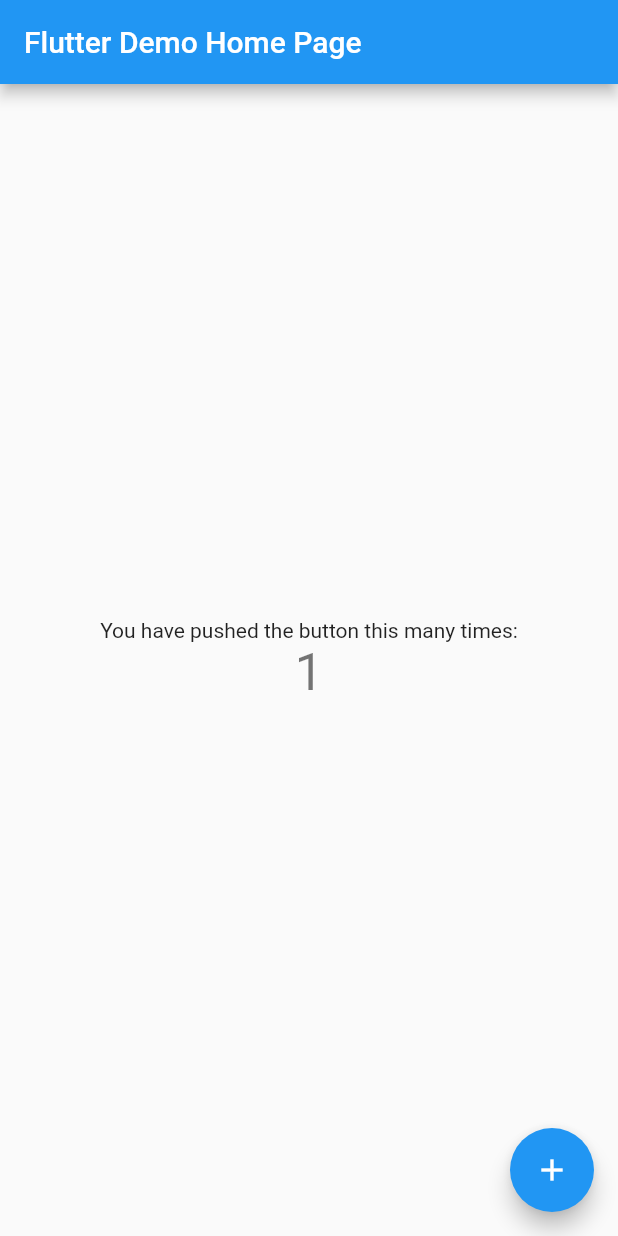
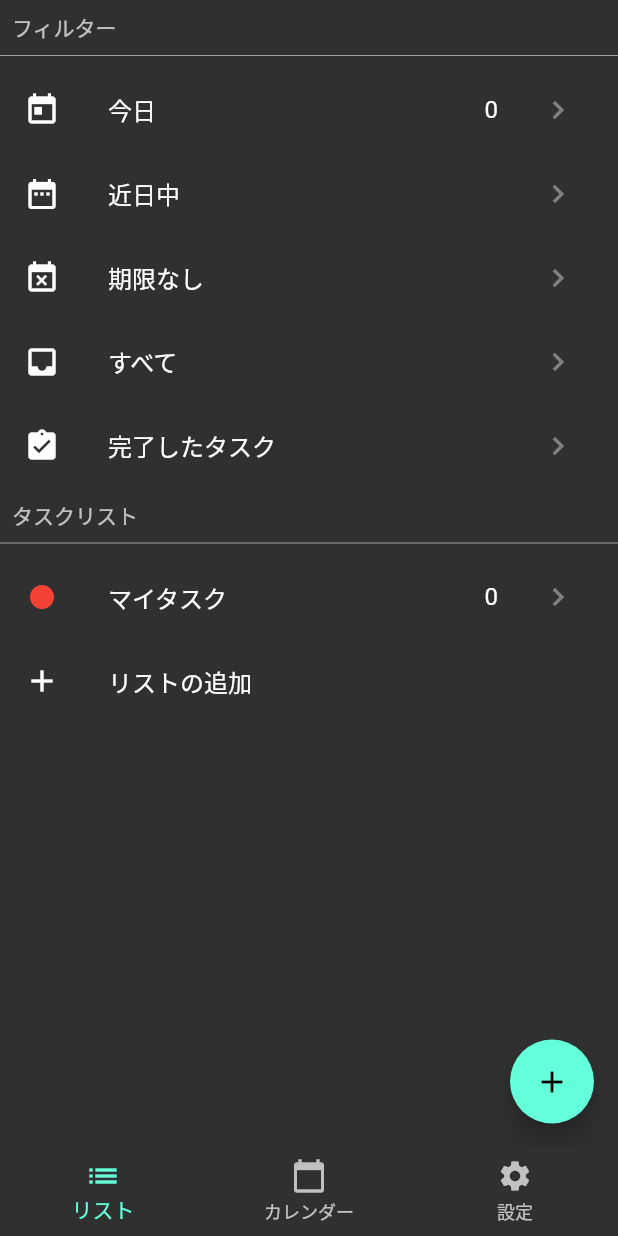
Before and after one commit to tk-wing/flutter-task, a Flutter app: the screen it shows after launch, after a tap on the "add" icon, on a phone screen of 412 x 824 dp. Run offline on Flutter 3.47's test engine with Material 2 defaults, Android fonts, the phone set to English and light mode, and no system bars; our stand-ins replace flutter_calendar_carousel.

Commit message:
ホームスクリーム　仮Viewの実装

```diff
--- a/lib/main.dart
+++ b/lib/main.dart
@@ -1,111 +1,26 @@
 import 'package:flutter/material.dart';
+import 'package:flutter_task/view/screens/home_screen.dart';
 
-void main() => runApp(MyApp());
+void main() {
+  runApp(
+    TaskApp()
+  );
+}
 
-class MyApp extends StatelessWidget {
-  // This widget is the root of your application.
+class TaskApp extends StatefulWidget {
+  @override
+  _TaskAppState createState() => _TaskAppState();
+}
+
+class _TaskAppState extends State<TaskApp> {
   @override
   Widget build(BuildContext context) {
     return MaterialApp(
-      title: 'Flutter Demo',
+      title: 'タスク管理アプリ',
       theme: ThemeData(
-        // This is the theme of your application.
-        //
-        // Try running your application with "flutter run". You'll see the
-        // application has a blue toolbar. Then, without quitting the app, try
-        // changing the primarySwatch below to Colors.green and then invoke
-        // "hot reload" (press "r" in the console where you ran "flutter run",
-        // or simply save your changes to "hot reload" in a Flutter IDE).
-        // Notice that the counter didn't reset back to zero; the application
-        // is not restarted.
-        primarySwatch: Colors.blue,
+        brightness: Brightness.dark
       ),
-      home: MyHomePage(title: 'Flutter Demo Home Page'),
+      home: HomeScreen(),
     );
   }
 }
-
-class MyHomePage extends StatefulWidget {
-  MyHomePage({Key key, this.title}) : super(key: key);
-
-  // This widget is the home page of your application. It is stateful, meaning
-  // that it has a State object (defined below) that contains fields that affect
-  // how it looks.
-
-  // This class is the configuration for the state. It holds the values (in this
-  // case the title) provided by the parent (in this case the App widget) and
-  // used by the build method of the State. Fields in a Widget subclass are
-  // always marked "final".
-
-  final String title;
-
-  @override
-  _MyHomePageState createState() => _MyHomePageState();
-}
-
-class _MyHomePageState extends State<MyHomePage> {
-  int _counter = 0;
-
-  void _incrementCounter() {
-    setState(() {
-      // This call to setState tells the Flutter framework that something has
-      // changed in this State, which causes it to rerun the build method below
-      // so that the display can reflect the updated values. If we changed
-      // _counter without calling setState(), then the build method would not be
-      // called again, and so nothing would appear to happen.
-      _counter++;
-    });
-  }
-
-  @override
-  Widget build(BuildContext context) {
-    // This method is rerun every time setState is called, for instance as done
-    // by the _incrementCounter method above.
-    //
-    // The Flutter framework has been optimized to make rerunning build methods
-    // fast, so that you can just rebuild anything that needs updating rather
-    // than having to individually change instances of widgets.
-    return Scaffold(
-      appBar: AppBar(
-        // Here we take the value from the MyHomePage object that was created by
-        // the App.build method, and use it to set our appbar title.
-        title: Text(widget.title),
-      ),
-      body: Center(
-        // Center is a layout widget. It takes a single child and positions it
-        // in the middle of the parent.
-        child: Column(
-          // Column is also a layout widget. It takes a list of children and
-          // arranges them vertically. By default, it sizes itself to fit its
-          // children horizontally, and tries to be as tall as its parent.
-          //
-          // Invoke "debug painting" (press "p" in the console, choose the
-          // "Toggle Debug Paint" action from the Flutter Inspector in Android
-          // Studio, or the "Toggle Debug Paint" command in Visual Studio Code)
-          // to see the wireframe for each widget.
-          //
-          // Column has various properties to control how it sizes itself and
-          // how it positions its children. Here we use mainAxisAlignment to
-          // center the children vertically; the main axis here is the vertical
-          // axis because Columns are vertical (the cross axis would be
-          // horizontal).
-          mainAxisAlignment: MainAxisAlignment.center,
-          children: <Widget>[
-            Text(
-              'You have pushed the button this many times:',
-            ),
-            Text(
-              '$_counter',
-              style: Theme.of(context).textTheme.display1,
-            ),
-          ],
-        ),
-      ),
-      floatingActionButton: FloatingActionButton(
-        onPressed: _incrementCounter,
-        tooltip: 'Increment',
-        child: Icon(Icons.add),
-      ), // This trailing comma makes auto-formatting nicer for build methods.
-    );
-  }
-}
--- /dev/null
+++ b/lib/view/screens/home_screen.dart
@@ -0,0 +1,50 @@
+import 'package:flutter/material.dart';
+import 'package:flutter_task/view/screens/pages/calender_page.dart';
+import 'package:flutter_task/view/screens/pages/list_page.dart';
+import 'package:flutter_task/view/screens/pages/setting_page.dart';
+
+class HomeScreen extends StatefulWidget {
+  @override
+  _HomeScreenState createState() => _HomeScreenState();
+}
+
+class _HomeScreenState extends State<HomeScreen> {
+
+  int _currentIndex = 0;
+
+  final _pages = [
+    ListPage(),
+    CalenderPage(),
+    SettingPage(),
+  ];
+  @override
+  Widget build(BuildContext context) {
+    return SafeArea(
+      child: Scaffold(
+        // TODO HomeScreen Body
+        body: _pages[_currentIndex],
+        bottomNavigationBar: BottomNavigationBar(items: const [
+          BottomNavigationBarItem(
+            icon: const Icon(Icons.list),
+            title: const Text('リスト'),
+          ),
+          BottomNavigationBarItem(
+            icon: const Icon(Icons.calendar_today),
+            title: const Text('カレンダー'),
+          ),
+          BottomNavigationBarItem(
+            icon: const Icon(Icons.settings),
+            title: const Text('設定'),
+          ),
+        ],
+        onTap: (i) {
+          setState(() {
+            _currentIndex = i;
+          });
+        },
+        currentIndex: _currentIndex,
+        ),
+      ),
+    );
+  }
+}
--- /dev/null
+++ b/lib/view/screens/pages/calender_page.dart
@@ -0,0 +1,20 @@
+import 'package:flutter/material.dart';
+import 'package:flutter_calendar_carousel/flutter_calendar_carousel.dart';
+
+class CalenderPage extends StatelessWidget {
+  @override
+  Widget build(BuildContext context) {
+    return SafeArea(
+      child: Scaffold(
+        floatingActionButton: FloatingActionButton(
+          child: Icon(Icons.add),
+          tooltip: 'タスク追加',
+          onPressed: null,
+        ),
+        body: CalendarCarousel(
+          daysTextStyle: TextStyle(color: Colors.white),
+        ),
+      ),
+    );
+  }
+}
--- /dev/null
+++ b/lib/view/screens/pages/list_page.dart
@@ -0,0 +1,79 @@
+import 'package:flutter/material.dart';
+
+class ListPage extends StatelessWidget {
+  @override
+  Widget build(BuildContext context) {
+    return SafeArea(
+      child: Scaffold(
+        floatingActionButton: FloatingActionButton(
+          child: Icon(Icons.add),
+          tooltip: 'タスク追加',
+          onPressed: null,
+        ),
+        body: Column(
+          crossAxisAlignment: CrossAxisAlignment.start,
+          children: <Widget>[
+            Padding(
+              padding: const EdgeInsets.only(top: 8.0, left: 8.0),
+              child: Text('フィルター', style: TextStyle(color: Colors.white70)),
+            ),
+            Divider(
+              color: Colors.grey,
+            ),
+            ListTile(
+              leading: Icon(Icons.today),
+              title: Row(
+                  mainAxisAlignment: MainAxisAlignment.spaceBetween,
+                  children: <Widget>[Text('今日'), Text('0')]),
+              trailing: IconButton(
+                  icon: Icon(Icons.navigate_next), onPressed: null),
+            ),
+            ListTile(
+              leading: Icon(Icons.date_range),
+              title: Text('近日中'),
+              trailing:
+                  IconButton(icon: Icon(Icons.navigate_next), onPressed: null),
+            ),
+            ListTile(
+              leading: Icon(Icons.event_busy),
+              title: Text('期限なし'),
+              trailing:
+                  IconButton(icon: Icon(Icons.navigate_next), onPressed: null),
+            ),
+            ListTile(
+              leading: Icon(Icons.inbox),
+              title: Text('すべて'),
+              trailing:
+                  IconButton(icon: Icon(Icons.navigate_next), onPressed: null),
+            ),
+            ListTile(
+              leading: Icon(Icons.assignment_turned_in),
+              title: Text('完了したタスク'),
+              trailing:
+                  IconButton(icon: Icon(Icons.navigate_next), onPressed: null),
+            ),
+            Padding(
+              padding: const EdgeInsets.only(top: 8.0, left: 8.0),
+              child: Text('タスクリスト', style: TextStyle(color: Colors.white70)),
+            ),
+            Divider(
+              color: Colors.grey,
+            ),
+            ListTile(
+              leading: Icon(Icons.fiber_manual_record, color: Colors.red,),
+              title: Row(
+                  mainAxisAlignment: MainAxisAlignment.spaceBetween,
+                  children: <Widget>[Text('マイタスク'), Text('0')]),
+              trailing: IconButton(
+                  icon: Icon(Icons.navigate_next), onPressed: null),
+            ),
+            ListTile(
+              leading: GestureDetector(child: Icon(Icons.add), onTap: () => print('!!!'),),
+              title: Text('リストの追加'),
+            ),
+          ],
+        ),
+      ),
+    );
+  }
+}
--- /dev/null
+++ b/lib/view/screens/pages/setting_page.dart
@@ -0,0 +1,14 @@
+import 'package:flutter/material.dart';
+
+class SettingPage extends StatelessWidget {
+  @override
+  Widget build(BuildContext context) {
+    return SafeArea(
+      child: Scaffold(
+        body: Center(
+          child: Text('設定ページ'),
+        ),
+      ),
+    );
+  }
+}
--- a/pubspec.yaml
+++ b/pubspec.yaml
@@ -23,6 +23,9 @@ dependencies:
   # The following adds the Cupertino Icons font to your application.
   # Use with the CupertinoIcons class for iOS style icons.
   cupertino_icons: ^0.1.2
+
+  # Calender
+  flutter_calendar_carousel: ^1.4.12
 
 dev_dependencies:
   flutter_test:
```
Also changed, not shown: pubspec.lock.
